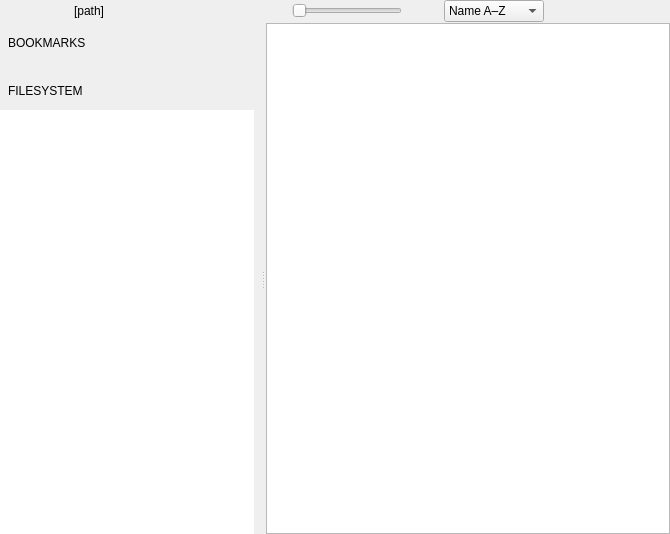
The window that src/gui/folderview/folderview.ui (do-i/thumbgrid) describes before a commit, drawn with Qt 5.
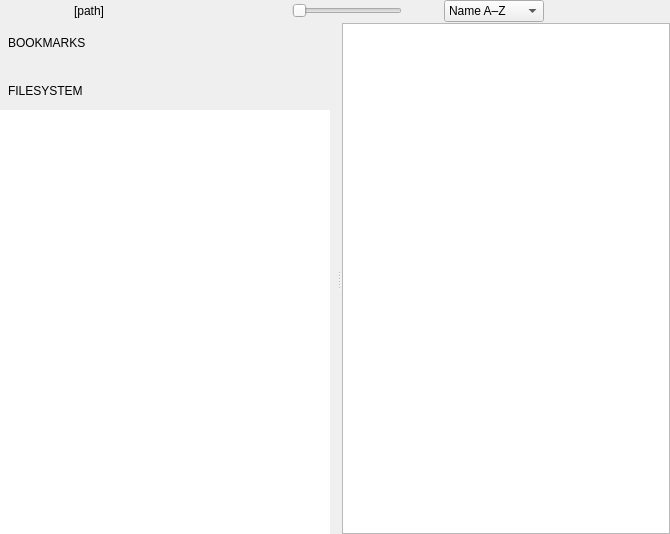
The same window after the commit. Custom widgets are drawn as their Qt base class.

Commit message: Cut tree overheads: restyle the overlay scrollbar only on change, apply places panel settings only when they change, re-tint and repaint folder icons only for a new colour, skip system icon lookups and drop AdjustToContents

The edit to the form file:
```diff
--- a/src/gui/folderview/folderview.ui
+++ b/src/gui/folderview/folderview.ui
@@ -685,9 +685,6 @@
             <property name="horizontalScrollBarPolicy">
              <enum>Qt::ScrollBarAlwaysOff</enum>
             </property>
-            <property name="sizeAdjustPolicy">
-             <enum>QAbstractScrollArea::AdjustToContents</enum>
-            </property>
             <property name="uniformRowHeights">
              <bool>true</bool>
             </property>
```
The commit also changes 8 other files.
